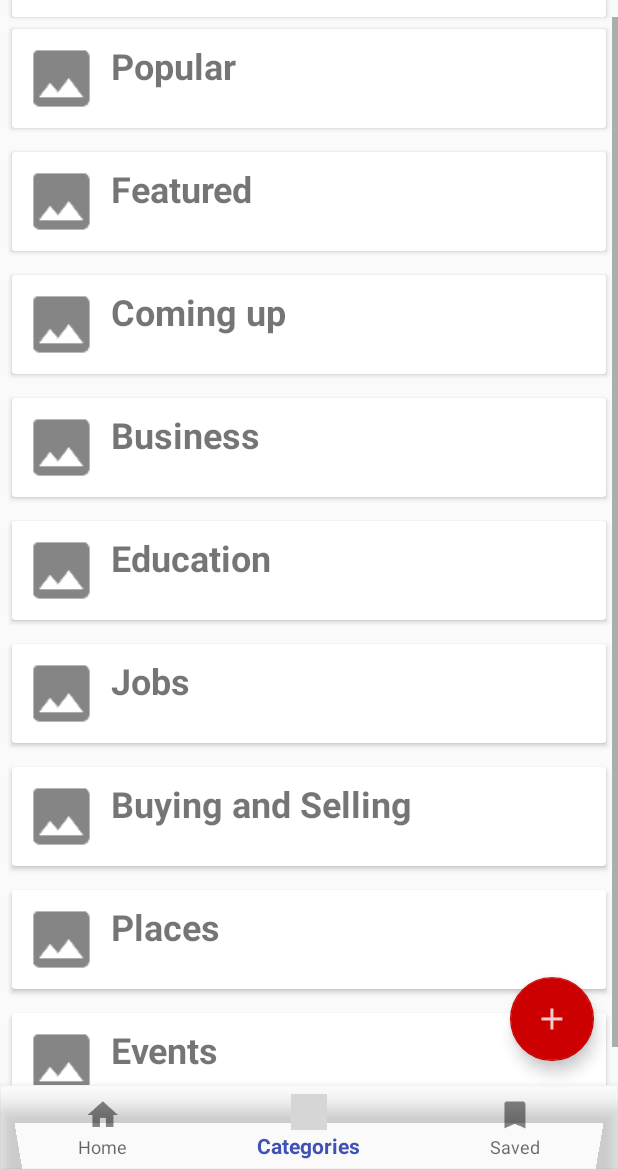
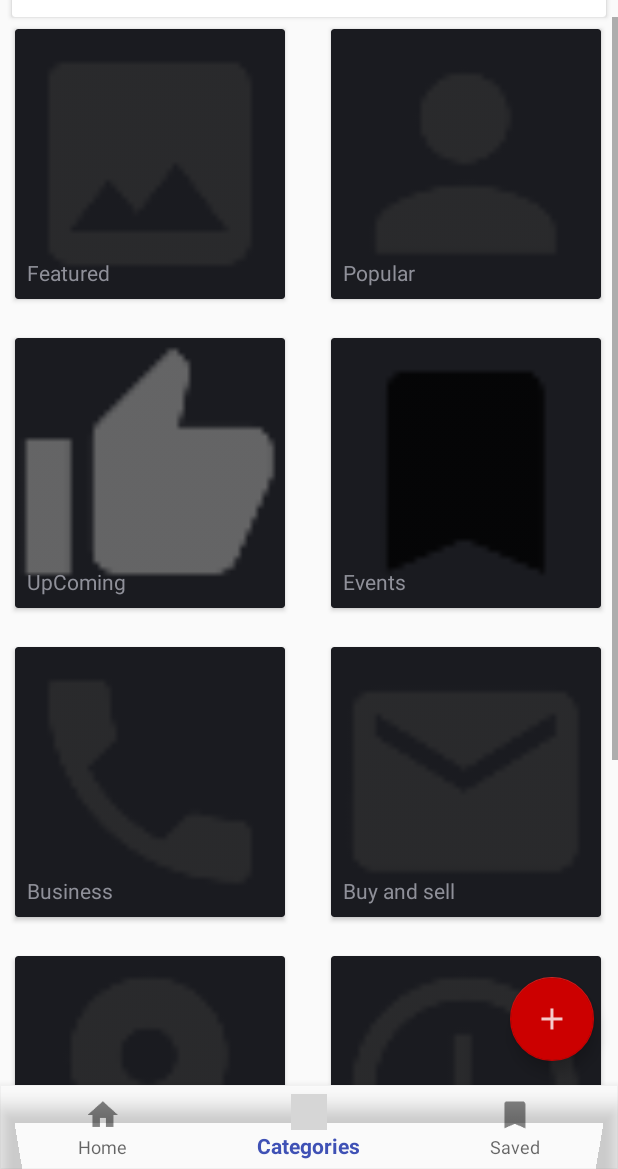
Before and after one commit to Xbobo5530/Fursa, an Android app: the screen it shows after launch once a user with an empty profile is signed in (MainActivity), item 2 of the bottom bar chosen, on a phone screen of 412 x 824 dp, the part 67-1236 px from its top. Run offline under Robolectric (Android 15) with nearby library versions, the phone set to English and light mode, and no system bars; our stand-ins replace CircleImageView, Firebase (no records; nobody signed in at launch, a user with empty details on screens opened directly); grey boxes are pictures that could not be loaded.

Commit message:
0.3.34 cats grids Changes: added grid to fragment layout
Bug:
view post cut the bottom
padding on main activity frame/ bottomnav
user image on post view is null
empty strings can pass for details
empty element on contact on view post

```diff
--- a/app/src/main/res/layout/cat_grid_item_layout.xml
+++ b/app/src/main/res/layout/cat_grid_item_layout.xml
@@ -5,8 +5,8 @@
     android:layout_height="wrap_content">
 
     <android.support.v7.widget.CardView
-        android:layout_width="150dp"
-        android:layout_height="150dp"
+        android:layout_width="match_parent"
+        android:layout_height="match_parent"
         android:layout_marginBottom="8dp"
         android:layout_marginEnd="8dp"
         android:layout_marginStart="8dp"
@@ -22,12 +22,8 @@
 
             <ImageView
                 android:id="@+id/catGridItemImageView"
-                android:layout_width="0dp"
-                android:layout_height="0dp"
-                android:layout_marginBottom="8dp"
-                android:layout_marginEnd="8dp"
-                android:layout_marginStart="8dp"
-                android:layout_marginTop="8dp"
+                android:layout_width="180dp"
+                android:layout_height="180dp"
                 app:layout_constraintBottom_toBottomOf="parent"
                 app:layout_constraintEnd_toEndOf="parent"
                 app:layout_constraintStart_toStartOf="parent"
--- a/app/src/main/res/layout/fragment_categories.xml
+++ b/app/src/main/res/layout/fragment_categories.xml
@@ -6,22 +6,32 @@
     tools:context="com.nyayozangu.labs.fursa.CategoriesFragment">
 
 
-    <!--<ListView
+    <GridView
+        android:id="@+id/catsGridView"
+        android:layout_width="match_parent"
+        android:layout_height="match_parent"
+        android:gravity="center"
+        android:horizontalSpacing="10dp"
+        android:numColumns="auto_fit"
+        android:stretchMode="columnWidth"
+        android:verticalSpacing="10dp" />
+
+
+    <ListView
         android:id="@+id/catListView"
         android:layout_width="match_parent"
         android:layout_height="match_parent"
         android:numColumns="auto_fit"
-        android:visibility="gone" >
+        android:visibility="gone">
 
 
     </ListView>
 
 
--->
-
     <ScrollView
         android:layout_width="match_parent"
-        android:layout_height="wrap_content">
+        android:layout_height="wrap_content"
+        android:visibility="gone">
 
 
         <LinearLayout
```
Also changed, not shown: app/src/main/java/com/nyayozangu/labs/fursa/CategoriesFragment.java (+60 -16 lines).
